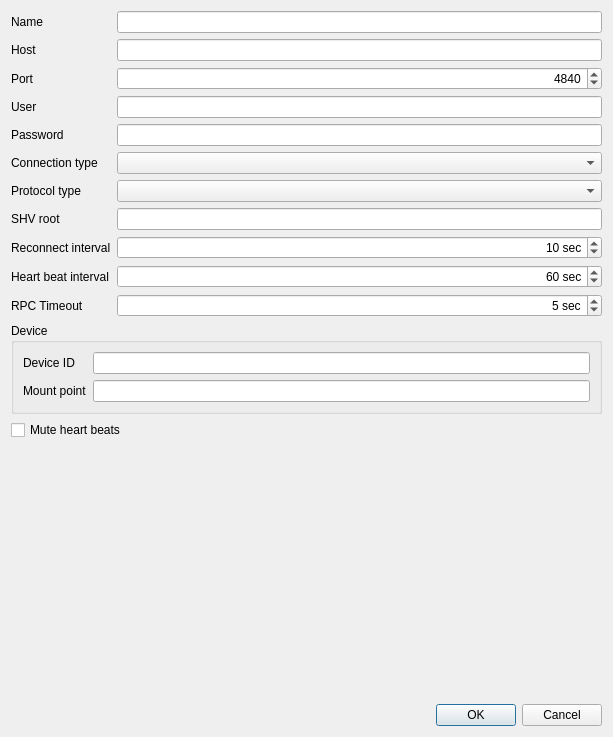
This is src/dlgserverproperties.ui in syyyr/shvspy as Qt 5 draws it before an edit. The edited form follows.
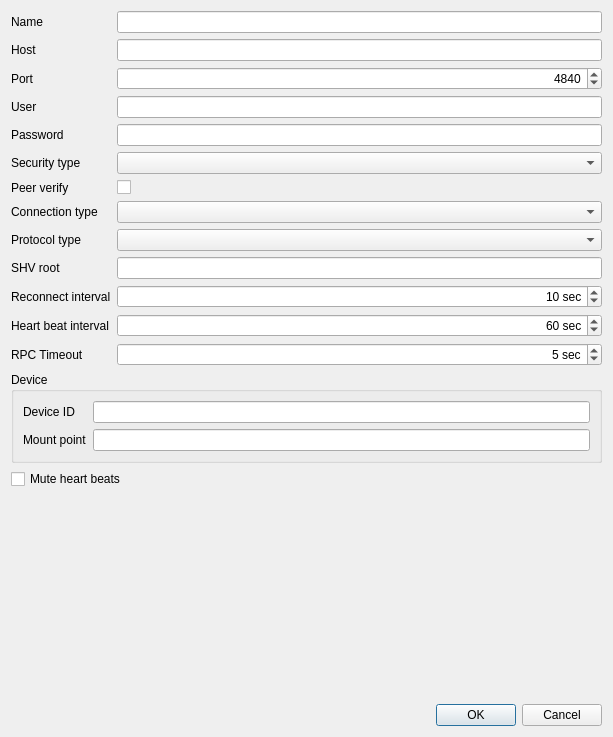
This is the edited form.

Commit message: Introduce SSL connection to shvbroker

What changed in the file:
```diff
--- a/src/dlgserverproperties.ui
+++ b/src/dlgserverproperties.ui
@@ -83,42 +83,52 @@
        </property>
       </widget>
      </item>
-     <item row="5" column="0">
+     <item row="7" column="0">
       <widget class="QLabel" name="label_6">
        <property name="text">
         <string>Connection type</string>
        </property>
       </widget>
      </item>
-     <item row="5" column="1">
+     <item row="7" column="1">
       <widget class="QComboBox" name="cbxConnectionType">
        <property name="toolTip">
         <string>Connection type</string>
        </property>
       </widget>
      </item>
-     <item row="6" column="0">
+     <item row="8" column="0">
       <widget class="QLabel" name="label_7">
        <property name="text">
         <string>Protocol type</string>
        </property>
       </widget>
      </item>
-     <item row="6" column="1">
+     <item row="8" column="1">
       <widget class="QComboBox" name="rpc_protocolType">
        <property name="toolTip">
         <string>Connection type</string>
        </property>
       </widget>
      </item>
-     <item row="8" column="0">
+     <item row="9" column="0">
+      <widget class="QLabel" name="label_13">
+       <property name="text">
+        <string>SHV root</string>
+       </property>
+      </widget>
+     </item>
+     <item row="9" column="1">
+      <widget class="QLineEdit" name="shvRoot"/>
+     </item>
+     <item row="10" column="0">
       <widget class="QLabel" name="label_10">
        <property name="text">
         <string>Reconnect interval</string>
        </property>
       </widget>
      </item>
-     <item row="8" column="1">
+     <item row="10" column="1">
       <widget class="QSpinBox" name="rpc_reconnectInterval">
        <property name="toolTip">
         <string>Reconnect to broker if connection lost at least after recoonect-interval seconds. Disabled when set to 0</string>
@@ -140,14 +150,14 @@
        </property>
       </widget>
      </item>
-     <item row="9" column="0">
+     <item row="11" column="0">
       <widget class="QLabel" name="label_11">
        <property name="text">
         <string>Heart beat interval</string>
        </property>
       </widget>
      </item>
-     <item row="9" column="1">
+     <item row="11" column="1">
       <widget class="QSpinBox" name="rpc_heartbeatInterval">
        <property name="toolTip">
         <string>Send heart beat to broker every n sec. Disabled when set to 0.</string>
@@ -169,7 +179,39 @@
        </property>
       </widget>
      </item>
-     <item row="11" column="0" colspan="2">
+     <item row="12" column="0">
+      <widget class="QLabel" name="label_12">
+       <property name="text">
+        <string>RPC Timeout</string>
+       </property>
+      </widget>
+     </item>
+     <item row="12" column="1">
+      <widget class="QSpinBox" name="rpc_timeout">
+       <property name="toolTip">
+        <string>Send heart beat to broker every n sec. Disabled when set to 0.</string>
+       </property>
+       <property name="alignment">
+        <set>Qt::AlignRight|Qt::AlignTrailing|Qt::AlignVCenter</set>
+       </property>
+       <property name="suffix">
+        <string> sec</string>
+       </property>
+       <property name="minimum">
+        <number>1</number>
+       </property>
+       <property name="maximum">
+        <number>999999999</number>
+       </property>
+       <property name="singleStep">
+        <number>10</number>
+       </property>
+       <property name="value">
+        <number>5</number>
+       </property>
+      </widget>
+     </item>
+     <item row="13" column="0" colspan="2">
       <widget class="QGroupBox" name="grpDevice">
        <property name="title">
         <string>Device</string>
@@ -198,47 +240,36 @@
        </layout>
       </widget>
      </item>
-     <item row="10" column="0">
-      <widget class="QLabel" name="label_12">
+     <item row="5" column="0">
+      <widget class="QLabel" name="label_14">
        <property name="text">
-        <string>RPC Timeout</string>
+        <string>Security type</string>
        </property>
       </widget>
      </item>
-     <item row="10" column="1">
-      <widget class="QSpinBox" name="rpc_timeout">
+     <item row="5" column="1">
+      <widget class="QComboBox" name="securityType">
        <property name="toolTip">
         <string>Send heart beat to broker every n sec. Disabled when set to 0.</string>
        </property>
-       <property name="alignment">
-        <set>Qt::AlignRight|Qt::AlignTrailing|Qt::AlignVCenter</set>
-       </property>
-       <property name="suffix">
-        <string> sec</string>
-       </property>
-       <property name="minimum">
-        <number>1</number>
-       </property>
-       <property name="maximum">
-        <number>999999999</number>
-       </property>
-       <property name="singleStep">
-        <number>10</number>
-       </property>
-       <property name="value">
-        <number>5</number>
-       </property>
       </widget>
      </item>
-     <item row="7" column="0">
-      <widget class="QLabel" name="label_13">
+     <item row="6" column="0">
+      <widget class="QLabel" name="label_15">
        <property name="text">
-        <string>SHV root</string>
+        <string>Peer verify</string>
        </property>
       </widget>
      </item>
-     <item row="7" column="1">
-      <widget class="QLineEdit" name="shvRoot"/>
+     <item row="6" column="1">
+      <widget class="QCheckBox" name="peerVerify">
+       <property name="layoutDirection">
+        <enum>Qt::LeftToRight</enum>
+       </property>
+       <property name="text">
+        <string/>
+       </property>
+      </widget>
      </item>
     </layout>
    </item>
```
Left out of the diff: 2 changed lines with no effect on the pictures. The commit also changes 2 other files.
